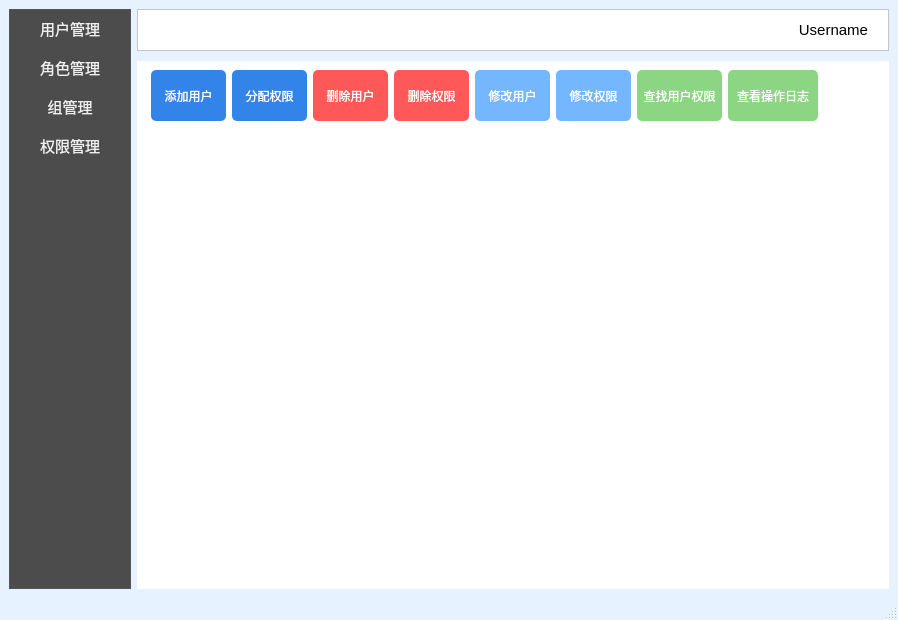
Old version of the form MainForm.ui in the repository Ahui16/Permission.
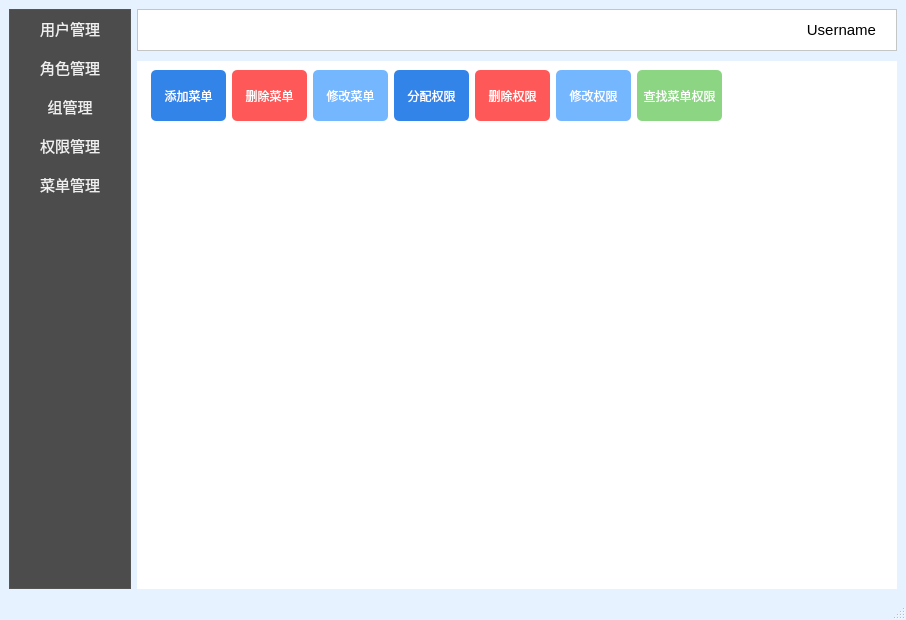
New version of the form.

Commit message: 新增菜单界面和用户配置

The edit to the form file:
```diff
--- a/MainForm.ui
+++ b/MainForm.ui
@@ -6,7 +6,7 @@
    <rect>
     <x>0</x>
     <y>0</y>
-    <width>882</width>
+    <width>906</width>
     <height>620</height>
    </rect>
   </property>
@@ -82,7 +82,7 @@
          <x>0</x>
          <y>0</y>
          <width>124</width>
-         <height>198</height>
+         <height>221</height>
         </rect>
        </property>
        <layout class="QVBoxLayout" name="verticalLayout_2">
@@ -293,6 +293,57 @@
           </property>
          </widget>
         </item>
+        <item>
+         <widget class="QPushButton" name="menuButton">
+          <property name="sizePolicy">
+           <sizepolicy hsizetype="Expanding" vsizetype="Fixed">
+            <horstretch>0</horstretch>
+            <verstretch>0</verstretch>
+           </sizepolicy>
+          </property>
+          <property name="minimumSize">
+           <size>
+            <width>122</width>
+            <height>39</height>
+           </size>
+          </property>
+          <property name="maximumSize">
+           <size>
+            <width>122</width>
+            <height>39</height>
+           </size>
+          </property>
+          <property name="styleSheet">
+           <string notr="true">QPushButton {
+                border: none;
+                background: transparent;
+                color: #efefef;
+                font-size: 15px;
+                padding: 10px 20px;
+ }
+QPushButton:hover {
+               background: lightgray;
+ }
+QPushButton:pressed {
+                background: gray;
+               color: white;
+}
+QPushButton:checked {
+                background: #54a5e3;
+                color: white;
+}
+QPushButton:disabled {
+    color: #a9a9a9; /* 禁用状态的文字颜色为深灰色 */
+}</string>
+          </property>
+          <property name="text">
+           <string>菜单管理</string>
+          </property>
+          <property name="checkable">
+           <bool>true</bool>
+          </property>
+         </widget>
+        </item>
         <item>
          <spacer name="verticalSpacer">
           <property name="orientation">
@@ -1120,6 +1171,325 @@
           </item>
          </layout>
         </widget>
+        <widget class="QWidget" name="menuPage">
+         <layout class="QGridLayout" name="gridLayout_6">
+          <item row="0" column="4">
+           <widget class="QPushButton" name="addMenuPermissionButton">
+            <property name="sizePolicy">
+             <sizepolicy hsizetype="Fixed" vsizetype="Fixed">
+              <horstretch>0</horstretch>
+              <verstretch>0</verstretch>
+             </sizepolicy>
+            </property>
+            <property name="minimumSize">
+             <size>
+              <width>75</width>
+              <height>51</height>
+             </size>
+            </property>
+            <property name="maximumSize">
+             <size>
+              <width>75</width>
+              <height>51</height>
+             </size>
+            </property>
+            <property name="styleSheet">
+             <string notr="true">QPushButton {
+    background-color: #3284e8; /* 设置背景颜色为蓝色 */
+    color: white; /* 设置文字颜色为白色 */
+	border: none; /* 取消按钮的边框 */
+    border-radius: 5px; /* 按钮圆角 */
+}
+QPushButton:hover {
+	background-color: #1a65d3; /* 悬停时背景颜色为深蓝色 */
+	color: white; /* 悬停时文字颜色为白色 */
+}</string>
+            </property>
+            <property name="text">
+             <string>分配权限</string>
+            </property>
+           </widget>
+          </item>
+          <item row="0" column="1">
+           <widget class="QPushButton" name="addMenuButton">
+            <property name="sizePolicy">
+             <sizepolicy hsizetype="Fixed" vsizetype="Fixed">
+              <horstretch>0</horstretch>
+              <verstretch>0</verstretch>
+             </sizepolicy>
+            </property>
+            <property name="minimumSize">
+             <size>
+              <width>75</width>
+              <height>51</height>
+             </size>
+            </property>
+            <property name="maximumSize">
+             <size>
+              <width>75</width>
+              <height>51</height>
+             </size>
+            </property>
+            <property name="font">
+             <font>
+              <pointsize>9</pointsize>
+             </font>
+            </property>
+            <property name="styleSheet">
+             <string notr="true">QPushButton {
+    background-color:#3284e8; /* 设置背景颜色为蓝色 */
+    color: white; /* 设置文字颜色为白色 */
+	border: none; /* 取消按钮的边框 */
+    border-radius: 5px; /* 按钮圆角 */
+}
+QPushButton:hover {
+	background-color: #1a65d3; /* 悬停时背景颜色为深蓝色 */
+	color: white; /* 悬停时文字颜色为白色 */
+}</string>
+            </property>
+            <property name="text">
+             <string>添加菜单</string>
+            </property>
+           </widget>
+          </item>
+          <item row="0" column="3">
+           <widget class="QPushButton" name="editMenuButton">
+            <property name="sizePolicy">
+             <sizepolicy hsizetype="Fixed" vsizetype="Fixed">
+              <horstretch>0</horstretch>
+              <verstretch>0</verstretch>
+             </sizepolicy>
+            </property>
+            <property name="minimumSize">
+             <size>
+              <width>75</width>
+              <height>51</height>
+             </size>
+            </property>
+            <property name="maximumSize">
+             <size>
+              <width>75</width>
+              <height>51</height>
+             </size>
+            </property>
+            <property name="styleSheet">
+             <string notr="true">QPushButton {
+    background-color: #74b7ff; /* 设置背景颜色为蓝色 */
+    color: white; /* 设置文字颜色为白色 */
+	border: none; /* 取消按钮的边框 */
+    border-radius: 5px; /* 按钮圆角 */
+}
+QPushButton:hover {
+	background-color: #1a65d3; /* 悬停时背景颜色为深蓝色 */
+	color: white; /* 悬停时文字颜色为白色 */
+}</string>
+            </property>
+            <property name="text">
+             <string>修改菜单</string>
+            </property>
+           </widget>
+          </item>
+          <item row="0" column="2">
+           <widget class="QPushButton" name="deleteMenuButton">
+            <property name="sizePolicy">
+             <sizepolicy hsizetype="Fixed" vsizetype="Fixed">
+              <horstretch>0</horstretch>
+              <verstretch>0</verstretch>
+             </sizepolicy>
+            </property>
+            <property name="minimumSize">
+             <size>
+              <width>75</width>
+              <height>51</height>
+             </size>
+            </property>
+            <property name="maximumSize">
+             <size>
+              <width>75</width>
+              <height>51</height>
+             </size>
+            </property>
+            <property name="styleSheet">
+             <string notr="true">QPushButton{
+    background-color: #ff5858; /* 设置背景颜色为红色 */
+	color: white;
+    border-radius: 5px; /* 按钮圆角（可选） */
+}
+QPushButton:hover {
+	background-color:#df4d4d; /* 悬停时背景颜色为深红色 */
+	color: white; /* 悬停时文字颜色为白色 */
+}</string>
+            </property>
+            <property name="text">
+             <string>删除菜单</string>
+            </property>
+           </widget>
+          </item>
+          <item row="0" column="5">
+           <widget class="QPushButton" name="deleteMenuPermissionButton">
+            <property name="minimumSize">
+             <size>
+              <width>75</width>
+              <height>51</height>
+             </size>
+            </property>
+            <property name="maximumSize">
+             <size>
+              <width>75</width>
+              <height>51</height>
+             </size>
+            </property>
+            <property name="styleSheet">
+             <string notr="true">QPushButton{
+    background-color: #ff5858; /* 设置背景颜色为红色 */
+	color: white;
+    border-radius: 5px; /* 按钮圆角（可选） */
+}
+QPushButton:hover {
+	background-color:#df4d4d; /* 悬停时背景颜色为深红色 */
+	color: white; /* 悬停时文字颜色为白色 */
+}</string>
+            </property>
+            <property name="text">
+             <string>删除权限</string>
+            </property>
+           </widget>
+          </item>
+          <item row="0" column="6">
+           <widget class="QPushButton" name="editMenuPermissionButton">
+            <property name="sizePolicy">
+             <sizepolicy hsizetype="Fixed" vsizetype="Fixed">
+              <horstretch>0</horstretch>
+              <verstretch>0</verstretch>
+             </sizepolicy>
+            </property>
+            <property name="minimumSize">
+             <size>
+              <width>75</width>
+              <height>51</height>
+             </size>
+            </property>
+            <property name="maximumSize">
+             <size>
+              <width>75</width>
+              <height>51</height>
+             </size>
+            </property>
+            <property name="styleSheet">
+             <string notr="true">QPushButton {
+    background-color: #74b7ff; /* 设置背景颜色为蓝色 */
+    color: white; /* 设置文字颜色为白色 */
+	border: none; /* 取消按钮的边框 */
+    border-radius: 5px; /* 按钮圆角 */
+}
+QPushButton:hover {
+	background-color: #1a65d3; /* 悬停时背景颜色为深蓝色 */
+	color: white; /* 悬停时文字颜色为白色 */
+}</string>
+            </property>
+            <property name="text">
+             <string>修改权限</string>
+            </property>
+           </widget>
+          </item>
+          <item row="0" column="0">
+           <spacer name="horizontalSpacer_11">
+            <property name="orientation">
+             <enum>Qt::Orientation::Horizontal</enum>
+            </property>
+            <property name="sizeType">
+             <enum>QSizePolicy::Policy::Fixed</enum>
+            </property>
+            <property name="sizeHint" stdset="0">
+             <size>
+              <width>5</width>
+              <height>20</height>
+             </size>
+            </property>
+           </spacer>
+          </item>
+          <item row="0" column="7">
+           <widget class="QPushButton" name="searchMenuPermissionButton">
+            <property name="sizePolicy">
+             <sizepolicy hsizetype="Fixed" vsizetype="Fixed">
+              <horstretch>0</horstretch>
+              <verstretch>0</verstretch>
+             </sizepolicy>
+            </property>
+            <property name="minimumSize">
+             <size>
+              <width>85</width>
+              <height>51</height>
+             </size>
+            </property>
+            <property name="maximumSize">
+             <size>
+              <width>85</width>
+              <height>51</height>
+             </size>
+            </property>
+            <property name="styleSheet">
+             <string notr="true">QPushButton {
+    background-color:#8bd583; /* 设置背景颜色为绿色 */
+    color: white; /* 设置文字颜色为白色 */
+	border: none; /* 取消按钮的边框 */
+    border-radius: 5px; /* 按钮圆角 */
+}
+QPushButton:hover {
+	background-color: #71ad6b; /* 悬停时背景颜色为深绿色 */
+	color: white; /* 悬停时文字颜色为白色 */
+}</string>
+            </property>
+            <property name="text">
+             <string>查找菜单权限</string>
+            </property>
+           </widget>
+          </item>
+          <item row="0" column="8">
+           <spacer name="horizontalSpacer_12">
+            <property name="orientation">
+             <enum>Qt::Orientation::Horizontal</enum>
+            </property>
+            <property name="sizeHint" stdset="0">
+             <size>
+              <width>40</width>
+              <height>20</height>
+             </size>
+            </property>
+           </spacer>
+          </item>
+          <item row="1" column="1" colspan="8">
+           <widget class="QTableView" name="menuTableView">
+            <property name="styleSheet">
+             <string notr="true">QTableView {
+    background-color: transparent; /* 背景透明 */
+    border: none; /* 取消外层边框 */
+    gridline-color: transparent; /* 隐藏网格线 */
+}
+QTableView::item {
+    border: none; /* 取消单元格边框 */
+    padding: 0; /* 去除单元格内边距 */
+}
+QHeaderView::section {  
+    background-color: #a8a8a8; /* 表头背景颜色 */
+    color: black; /* 表头文字颜色 */
+    border: none; /* 取消表头边框 */
+    font-weight: bold; /* 表头文字加粗 */
+    font-size: 15px; /* 调整表头文字大小 */
+	text-align: right;
+}
+</string>
+            </property>
+            <attribute name="horizontalHeaderShowSortIndicator" stdset="0">
+             <bool>false</bool>
+            </attribute>
+            <attribute name="verticalHeaderVisible">
+             <bool>false</bool>
+            </attribute>
+           </widget>
+          </item>
+         </layout>
+        </widget>
         <widget class="QWidget" name="userPage">
          <layout class="QGridLayout" name="gridLayout">
           <item row="0" column="5">
```
Left out of the diff: 6 changed lines with no effect on the pictures. The commit also changes 23 other files.
